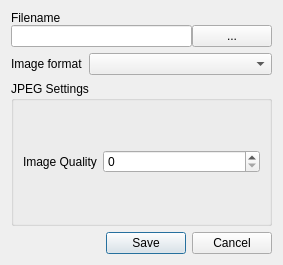
Ehlmann-research-group/WISER, file src/gui/ui_files/export_image.ui: the form before one commit.
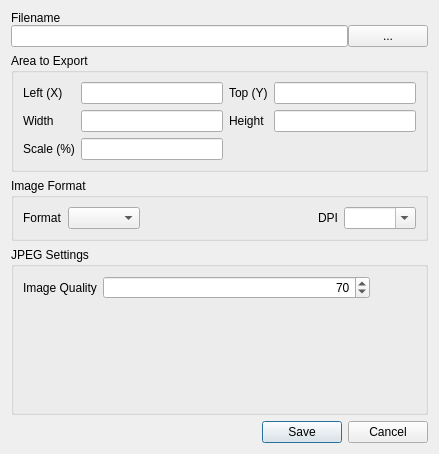
The form after the commit. The open tabs and pages were chosen to show the change.

Commit message:
Completed and mostly-working "export image" UI
Managed to iron out most of the bugs in the "export image" UI.  Also
incorporated stakeholder feedback and added a "DPI" configuration option
to the UI dialog.  Now users can export image data.

Patch:
```diff
--- a/src/gui/ui_files/export_image.ui
+++ b/src/gui/ui_files/export_image.ui
@@ -6,28 +6,66 @@
    <rect>
     <x>0</x>
     <y>0</y>
-    <width>283</width>
-    <height>265</height>
+    <width>439</width>
+    <height>454</height>
    </rect>
   </property>
   <property name="windowTitle">
    <string>Export Image</string>
   </property>
-  <layout class="QGridLayout" name="gridLayout" columnstretch="0,1">
-   <item row="4" column="0">
-    <widget class="QLabel" name="lbl_image_format">
-     <property name="text">
-      <string>Image format</string>
+  <layout class="QGridLayout" name="gridLayout" columnstretch="0,0">
+   <item row="3" column="0" colspan="2">
+    <widget class="QWidget" name="widget" native="true">
+     <layout class="QGridLayout" name="gridLayout_5" columnstretch="1,0">
+      <property name="leftMargin">
+       <number>0</number>
+      </property>
+      <property name="topMargin">
+       <number>0</number>
+      </property>
+      <property name="rightMargin">
+       <number>0</number>
+      </property>
+      <property name="bottomMargin">
+       <number>0</number>
+      </property>
+      <property name="spacing">
+       <number>0</number>
+      </property>
+      <item row="1" column="0" colspan="2">
+       <widget class="QLabel" name="lbl_filename">
+        <property name="text">
+         <string>Filename</string>
+        </property>
+        <property name="buddy">
+         <cstring>ledit_filename</cstring>
+        </property>
+       </widget>
+      </item>
+      <item row="2" column="1">
+       <widget class="QPushButton" name="btn_filename">
+        <property name="text">
+         <string>...</string>
+        </property>
+       </widget>
+      </item>
+      <item row="2" column="0">
+       <widget class="QLineEdit" name="ledit_filename"/>
+      </item>
+     </layout>
+    </widget>
+   </item>
+   <item row="10" column="0" colspan="2">
+    <widget class="QDialogButtonBox" name="buttonBox">
+     <property name="orientation">
+      <enum>Qt::Horizontal</enum>
      </property>
-     <property name="buddy">
-      <cstring>cbox_image_format</cstring>
+     <property name="standardButtons">
+      <set>QDialogButtonBox::Cancel|QDialogButtonBox::Save</set>
      </property>
     </widget>
    </item>
-   <item row="4" column="1">
-    <widget class="QComboBox" name="cbox_image_format"/>
-   </item>
-   <item row="6" column="0" colspan="2">
+   <item row="9" column="0" colspan="2">
     <widget class="QStackedWidget" name="stack_image_config">
      <property name="currentIndex">
       <number>1</number>
@@ -133,12 +171,31 @@
          <property name="title">
           <string>JPEG Settings</string>
          </property>
-         <layout class="QGridLayout" name="gridLayout_3" columnstretch="0,1" columnminimumwidth="0,0">
+         <layout class="QGridLayout" name="gridLayout_3" columnstretch="0,1,0" columnminimumwidth="0,0,0">
+          <item row="0" column="2">
+           <spacer name="horizontalSpacer_2">
+            <property name="orientation">
+             <enum>Qt::Horizontal</enum>
+            </property>
+            <property name="sizeHint" stdset="0">
+             <size>
+              <width>40</width>
+              <height>20</height>
+             </size>
+            </property>
+           </spacer>
+          </item>
           <item row="0" column="1">
            <widget class="QSpinBox" name="sbox_jpeg_quality">
+            <property name="alignment">
+             <set>Qt::AlignRight|Qt::AlignTrailing|Qt::AlignVCenter</set>
+            </property>
             <property name="maximum">
              <number>95</number>
             </property>
+            <property name="value">
+             <number>70</number>
+            </property>
            </widget>
           </item>
           <item row="0" column="0">
@@ -151,6 +208,19 @@
             </property>
            </widget>
           </item>
+          <item row="1" column="0" colspan="3">
+           <spacer name="verticalSpacer">
+            <property name="orientation">
+             <enum>Qt::Vertical</enum>
+            </property>
+            <property name="sizeHint" stdset="0">
+             <size>
+              <width>20</width>
+              <height>40</height>
+             </size>
+            </property>
+           </spacer>
+          </item>
          </layout>
         </widget>
        </item>
@@ -158,55 +228,154 @@
      </widget>
     </widget>
    </item>
-   <item row="3" column="0" colspan="2">
-    <widget class="QWidget" name="widget" native="true">
-     <layout class="QGridLayout" name="gridLayout_5" columnstretch="1,0">
-      <property name="leftMargin">
-       <number>0</number>
-      </property>
-      <property name="topMargin">
-       <number>0</number>
-      </property>
-      <property name="rightMargin">
-       <number>0</number>
-      </property>
-      <property name="bottomMargin">
-       <number>0</number>
-      </property>
-      <property name="spacing">
-       <number>0</number>
-      </property>
-      <item row="1" column="0">
-       <widget class="QLineEdit" name="ledit_filename"/>
+   <item row="5" column="0" colspan="2">
+    <widget class="QGroupBox" name="gbox_image_format">
+     <property name="title">
+      <string>Image Format</string>
+     </property>
+     <layout class="QGridLayout" name="gridLayout_6">
+      <item row="0" column="4">
+       <widget class="QComboBox" name="cbox_image_dpi">
+        <property name="editable">
+         <bool>true</bool>
+        </property>
+        <property name="insertPolicy">
+         <enum>QComboBox::NoInsert</enum>
+        </property>
+       </widget>
       </item>
-      <item row="1" column="1">
-       <widget class="QPushButton" name="btn_filename">
+      <item row="0" column="3">
+       <widget class="QLabel" name="lbl_image_dpi">
         <property name="text">
-         <string>...</string>
+         <string>DPI</string>
         </property>
        </widget>
       </item>
-      <item row="0" column="0" colspan="2">
-       <widget class="QLabel" name="lbl_filename">
+      <item row="0" column="0">
+       <widget class="QLabel" name="lbl_image_format">
         <property name="text">
-         <string>Filename</string>
+         <string>Format</string>
         </property>
         <property name="buddy">
          <cstring>ledit_filename</cstring>
         </property>
        </widget>
       </item>
+      <item row="0" column="1">
+       <widget class="QComboBox" name="cbox_image_format">
+        <property name="currentText">
+         <string/>
+        </property>
+       </widget>
+      </item>
+      <item row="0" column="2">
+       <spacer name="horizontalSpacer">
+        <property name="orientation">
+         <enum>Qt::Horizontal</enum>
+        </property>
+        <property name="sizeHint" stdset="0">
+         <size>
+          <width>40</width>
+          <height>20</height>
+         </size>
+        </property>
+       </spacer>
+      </item>
      </layout>
     </widget>
    </item>
-   <item row="7" column="0" colspan="2">
-    <widget class="QDialogButtonBox" name="buttonBox">
-     <property name="orientation">
-      <enum>Qt::Horizontal</enum>
+   <item row="4" column="0" colspan="2">
+    <widget class="QGroupBox" name="gbox_export_area">
+     <property name="title">
+      <string>Area to Export</string>
      </property>
-     <property name="standardButtons">
-      <set>QDialogButtonBox::Cancel|QDialogButtonBox::Save</set>
-     </property>
+     <layout class="QGridLayout" name="gridLayout_2">
+      <item row="0" column="0">
+       <widget class="QLabel" name="lbl_x">
+        <property name="text">
+         <string>Left (X)</string>
+        </property>
+        <property name="buddy">
+         <cstring>ledit_x</cstring>
+        </property>
+       </widget>
+      </item>
+      <item row="0" column="3">
+       <widget class="QLineEdit" name="ledit_y">
+        <property name="alignment">
+         <set>Qt::AlignRight|Qt::AlignTrailing|Qt::AlignVCenter</set>
+        </property>
+       </widget>
+      </item>
+      <item row="0" column="1">
+       <widget class="QLineEdit" name="ledit_x">
+        <property name="alignment">
+         <set>Qt::AlignRight|Qt::AlignTrailing|Qt::AlignVCenter</set>
+        </property>
+       </widget>
+      </item>
+      <item row="2" column="1">
+       <widget class="QLineEdit" name="ledit_width">
+        <property name="alignment">
+         <set>Qt::AlignRight|Qt::AlignTrailing|Qt::AlignVCenter</set>
+        </property>
+       </widget>
+      </item>
+      <item row="3" column="1">
+       <widget class="QLineEdit" name="ledit_scale">
+        <property name="alignment">
+         <set>Qt::AlignRight|Qt::AlignTrailing|Qt::AlignVCenter</set>
+        </property>
+       </widget>
+      </item>
+      <item row="0" column="2">
+       <widget class="QLabel" name="lbl_y">
+        <property name="text">
+         <string>Top (Y)</string>
+        </property>
+        <property name="buddy">
+         <cstring>ledit_y</cstring>
+        </property>
+       </widget>
+      </item>
+      <item row="2" column="3">
+       <widget class="QLineEdit" name="ledit_height">
+        <property name="alignment">
+         <set>Qt::AlignRight|Qt::AlignTrailing|Qt::AlignVCenter</set>
+        </property>
+       </widget>
+      </item>
+      <item row="2" column="0">
+       <widget class="QLabel" name="lbl_width">
+        <property name="text">
+         <string>Width</string>
+        </property>
+        <property name="buddy">
+         <cstring>ledit_width</cstring>
+        </property>
+       </widget>
+      </item>
+      <item row="2" column="2">
+       <widget class="QLabel" name="lbl_height">
+        <property name="text">
+         <string>Height</string>
+        </property>
+        <property name="buddy">
+         <cstring>ledit_height</cstring>
+        </property>
+       </widget>
+      </item>
+      <item row="3" column="0">
+       <widget class="QLabel" name="lbl_scale">
+        <property name="text">
+         <string>Scale (%)</string>
+        </property>
+        <property name="buddy">
+         <cstring>ledit_scale</cstring>
+        </property>
+       </widget>
+      </item>
+     </layout>
     </widget>
    </item>
   </layout>
```
Left out of the diff: 84 changed lines with no effect on the pictures. The commit also changes 2 other files.
